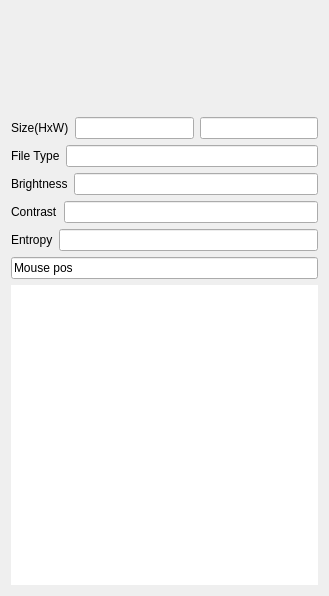
The window that forms/imagePanelForm.ui (alu0101041735/glvision) describes before a commit, drawn with Qt 5.
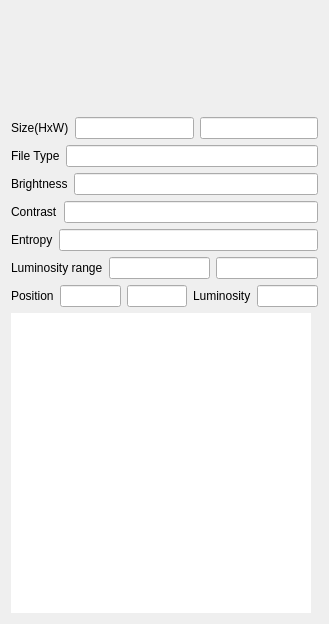
The same window after the commit. Custom widgets are drawn as their Qt base class.

Commit message: Display luminosity info

The edit to the form file:
```diff
--- a/forms/imagePanelForm.ui
+++ b/forms/imagePanelForm.ui
@@ -7,7 +7,7 @@
     <x>0</x>
     <y>0</y>
     <width>329</width>
-    <height>582</height>
+    <height>614</height>
    </rect>
   </property>
   <property name="sizePolicy">
@@ -120,28 +120,53 @@
     </layout>
    </item>
    <item>
-    <widget class="QLineEdit" name="mousePos">
-     <property name="sizePolicy">
-      <sizepolicy hsizetype="Minimum" vsizetype="Fixed">
-       <horstretch>0</horstretch>
-       <verstretch>0</verstretch>
-      </sizepolicy>
-     </property>
-     <property name="minimumSize">
-      <size>
-       <width>100</width>
-       <height>0</height>
-      </size>
-     </property>
-     <property name="text">
-      <string>Mouse pos</string>
-     </property>
-    </widget>
+    <layout class="QHBoxLayout" name="horizontalLayout_6">
+     <item>
+      <widget class="QLabel" name="lumRangeLabel">
+       <property name="text">
+        <string>Luminosity range</string>
+       </property>
+      </widget>
+     </item>
+     <item>
+      <widget class="QLineEdit" name="lumRangeMin"/>
+     </item>
+     <item>
+      <widget class="QLineEdit" name="lumRangeMax"/>
+     </item>
+    </layout>
+   </item>
+   <item>
+    <layout class="QHBoxLayout" name="horizontalLayout_7">
+     <item>
+      <widget class="QLabel" name="positionLabel">
+       <property name="text">
+        <string>Position</string>
+       </property>
+      </widget>
+     </item>
+     <item>
+      <widget class="QLineEdit" name="posX"/>
+     </item>
+     <item>
+      <widget class="QLineEdit" name="posY"/>
+     </item>
+     <item>
+      <widget class="QLabel" name="LuminosityLabel">
+       <property name="text">
+        <string>Luminosity</string>
+       </property>
+      </widget>
+     </item>
+     <item>
+      <widget class="QLineEdit" name="luminosity"/>
+     </item>
+    </layout>
    </item>
    <item>
     <widget class="QChartView" name="graphicsView">
      <property name="sizePolicy">
-      <sizepolicy hsizetype="Minimum" vsizetype="Minimum">
+      <sizepolicy hsizetype="Fixed" vsizetype="Fixed">
        <horstretch>0</horstretch>
        <verstretch>0</verstretch>
       </sizepolicy>
```
The commit also changes 3 other files.
